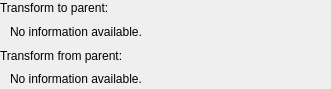
The window that Modules/Loadable/Transforms/Widgets/Resources/UI/qMRMLTransformInfoWidget.ui (Slicer/SlicerGitSVNArchive) describes before a commit, drawn with Qt 5.
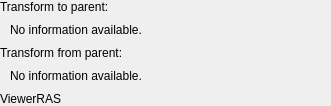
The same window after the commit.

Commit message:
ENH: Added mouse cursor position to vtkMRMLCrosshairNode.
Now cursor (now only mouse position in 2D Slice view, but later also other pointing devices can be supported) position can be obtained by observing the vtkMRMLCrosshairNode singleton node.

The feature is used in:
* DataProbe window
* Transform info window (showing the transform displacement vector value at the current mouse position in real-time)

After the integration into the Slicer core is done, it will be also used in MultiVolume, Multidimensional data for live 3D graphing.

Diff of the .ui file:
```diff
--- a/Modules/Loadable/Transforms/Widgets/Resources/UI/qMRMLTransformInfoWidget.ui
+++ b/Modules/Loadable/Transforms/Widgets/Resources/UI/qMRMLTransformInfoWidget.ui
@@ -88,6 +88,17 @@
      </item>
     </layout>
    </item>
+    <item>
+      <layout class="QHBoxLayout" name="horizontalLayout_3">
+        <item>
+          <widget class="QLabel" name="ViewerDisplacementVectorRAS">
+            <property name="text">
+              <string>ViewerRAS</string>
+            </property>
+          </widget>
+        </item>
+      </layout>
+    </item>
   </layout>
  </widget>
  <resources/>
```
The commit also changes 7 other files.
